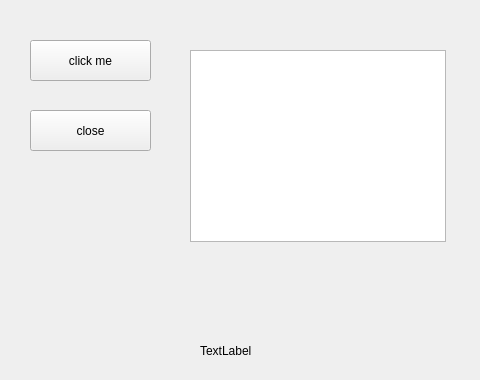
This is src/NewMainWindow.ui in junyiha/cpp-win as Qt 5 draws it before an edit; both pictures show x 0 to 480 and y 0 to 380 of the 793 by 567 pixel window. The edited form follows.
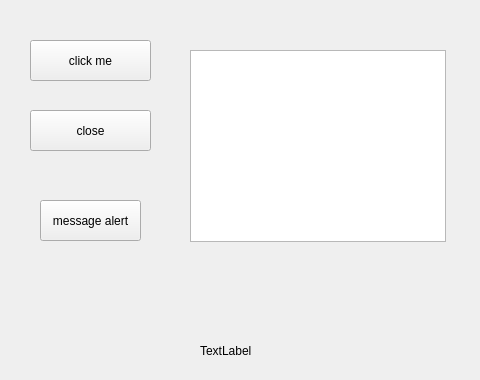
This is the edited form.

What changed in the file:
```diff
--- a/src/NewMainWindow.ui
+++ b/src/NewMainWindow.ui
@@ -213,6 +213,19 @@
     <string>参数</string>
    </property>
   </widget>
+  <widget class="QPushButton" name="btn_message_alert">
+   <property name="geometry">
+    <rect>
+     <x>40</x>
+     <y>200</y>
+     <width>101</width>
+     <height>41</height>
+    </rect>
+   </property>
+   <property name="text">
+    <string>message alert</string>
+   </property>
+  </widget>
  </widget>
  <resources/>
  <connections/>
```
